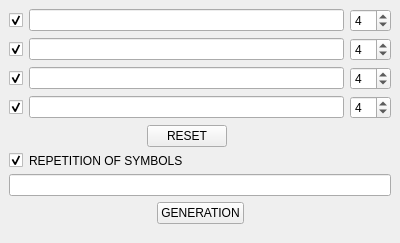
eXGhsRBm/password-generator, file mainwindow.ui: the form before one commit.
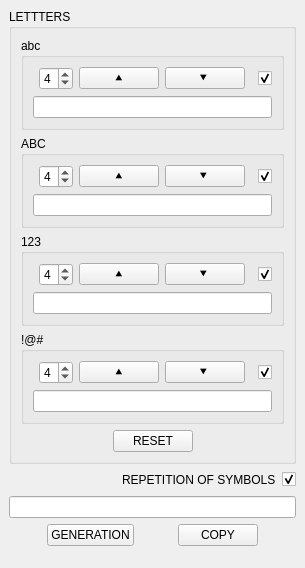
The form after the commit.

Patch:
```diff
--- a/mainwindow.ui
+++ b/mainwindow.ui
@@ -6,25 +6,80 @@
    <rect>
     <x>0</x>
     <y>0</y>
-    <width>400</width>
-    <height>243</height>
+    <width>305</width>
+    <height>568</height>
    </rect>
   </property>
   <property name="windowTitle">
    <string>MainWindow</string>
   </property>
   <widget class="QWidget" name="centralwidget">
+   <layout class="QVBoxLayout" name="verticalLayout_6">
+    <item>
+     <widget class="QGroupBox" name="groupBox_5">
+      <property name="title">
+       <string>LETTTERS</string>
+      </property>
+      <layout class="QVBoxLayout" name="verticalLayout_5">
+       <item>
+        <widget class="QGroupBox" name="groupBox">
+         <property name="title">
+          <string>abc</string>
+         </property>
    <layout class="QVBoxLayout" name="verticalLayout">
     <item>
-     <layout class="QGridLayout" name="gridLayout">
-      <item row="4" column="3">
-       <widget class="QSpinBox" name="spinBox_number_special">
+           <layout class="QHBoxLayout" name="horizontalLayout_3">
+            <item>
+             <spacer name="horizontalSpacer_7">
+              <property name="orientation">
+               <enum>Qt::Horizontal</enum>
+              </property>
+              <property name="sizeHint" stdset="0">
+               <size>
+                <width>40</width>
+                <height>20</height>
+               </size>
+              </property>
+             </spacer>
+            </item>
+            <item>
+             <widget class="QSpinBox" name="spinBox_number_letters_down">
+              <property name="maximum">
+               <number>8</number>
+              </property>
         <property name="value">
          <number>4</number>
         </property>
        </widget>
       </item>
-      <item row="1" column="0">
+            <item>
+             <widget class="QPushButton" name="pushButton_letters_down_increase">
+              <property name="text">
+               <string>⯅</string>
+              </property>
+             </widget>
+            </item>
+            <item>
+             <widget class="QPushButton" name="pushButton_letters_down_decrease">
+              <property name="text">
+               <string>⯆	</string>
+              </property>
+             </widget>
+            </item>
+            <item>
+             <spacer name="horizontalSpacer_4">
+              <property name="orientation">
+               <enum>Qt::Horizontal</enum>
+              </property>
+              <property name="sizeHint" stdset="0">
+               <size>
+                <width>40</width>
+                <height>20</height>
+               </size>
+              </property>
+             </spacer>
+            </item>
+            <item>
        <widget class="QCheckBox" name="checkBox_letters_down">
         <property name="text">
          <string/>
@@ -37,37 +92,228 @@
         </property>
        </widget>
       </item>
-      <item row="3" column="3">
-       <widget class="QSpinBox" name="spinBox_number_digits">
-        <property name="value">
-         <number>4</number>
-        </property>
-       </widget>
-      </item>
-      <item row="1" column="2">
+           </layout>
+          </item>
+          <item>
        <widget class="QLineEdit" name="lineEdit_letters_down"/>
       </item>
-      <item row="3" column="0">
-       <widget class="QCheckBox" name="checkBox_digits">
+         </layout>
+        </widget>
+       </item>
+       <item>
+        <widget class="QGroupBox" name="groupBox_2">
+         <property name="title">
+          <string>ABC</string>
+         </property>
+         <layout class="QVBoxLayout" name="verticalLayout_2">
+          <item>
+           <layout class="QHBoxLayout" name="horizontalLayout_4">
+            <item>
+             <spacer name="horizontalSpacer_8">
+              <property name="orientation">
+               <enum>Qt::Horizontal</enum>
+              </property>
+              <property name="sizeHint" stdset="0">
+               <size>
+                <width>40</width>
+                <height>20</height>
+               </size>
+              </property>
+             </spacer>
+            </item>
+            <item>
+             <widget class="QSpinBox" name="spinBox_number_letters_up">
+              <property name="maximum">
+               <number>8</number>
+              </property>
+              <property name="value">
+               <number>4</number>
+              </property>
+             </widget>
+            </item>
+            <item>
+             <widget class="QPushButton" name="pushButton_letters_up_increase">
+              <property name="text">
+               <string>⯅</string>
+              </property>
+             </widget>
+            </item>
+            <item>
+             <widget class="QPushButton" name="pushButton_letters_up_decrease">
+              <property name="text">
+               <string>⯆	</string>
+              </property>
+             </widget>
+            </item>
+            <item>
+             <spacer name="horizontalSpacer_11">
+              <property name="orientation">
+               <enum>Qt::Horizontal</enum>
+              </property>
+              <property name="sizeHint" stdset="0">
+               <size>
+                <width>40</width>
+                <height>20</height>
+               </size>
+              </property>
+             </spacer>
+            </item>
+            <item>
+             <widget class="QCheckBox" name="checkBox_letters_up">
         <property name="text">
          <string/>
         </property>
         <property name="checked">
          <bool>true</bool>
         </property>
-       </widget>
-      </item>
-      <item row="2" column="2">
+              <property name="tristate">
+               <bool>false</bool>
+              </property>
+             </widget>
+            </item>
+           </layout>
+          </item>
+          <item>
        <widget class="QLineEdit" name="lineEdit_letters_up"/>
       </item>
-      <item row="6" column="2">
-       <widget class="QLabel" name="label">
+         </layout>
+        </widget>
+       </item>
+       <item>
+        <widget class="QGroupBox" name="groupBox_3">
+         <property name="title">
+          <string>123</string>
+         </property>
+         <layout class="QVBoxLayout" name="verticalLayout_3">
+          <item>
+           <layout class="QHBoxLayout" name="horizontalLayout_5">
+            <item>
+             <spacer name="horizontalSpacer_9">
+              <property name="orientation">
+               <enum>Qt::Horizontal</enum>
+              </property>
+              <property name="sizeHint" stdset="0">
+               <size>
+                <width>40</width>
+                <height>20</height>
+               </size>
+              </property>
+             </spacer>
+            </item>
+            <item>
+             <widget class="QSpinBox" name="spinBox_number_digits">
+              <property name="maximum">
+               <number>8</number>
+              </property>
+              <property name="value">
+               <number>4</number>
+              </property>
+             </widget>
+            </item>
+            <item>
+             <widget class="QPushButton" name="pushButton_digits_increase">
         <property name="text">
-         <string>REPETITION OF SYMBOLS</string>
+               <string>⯅</string>
         </property>
        </widget>
       </item>
-      <item row="4" column="0">
+            <item>
+             <widget class="QPushButton" name="pushButton_digits_decrease">
+              <property name="text">
+               <string>⯆	</string>
+              </property>
+             </widget>
+            </item>
+            <item>
+             <spacer name="horizontalSpacer_12">
+              <property name="orientation">
+               <enum>Qt::Horizontal</enum>
+              </property>
+              <property name="sizeHint" stdset="0">
+               <size>
+                <width>40</width>
+                <height>20</height>
+               </size>
+              </property>
+             </spacer>
+            </item>
+            <item>
+             <widget class="QCheckBox" name="checkBox_digits">
+              <property name="text">
+               <string/>
+              </property>
+              <property name="checked">
+               <bool>true</bool>
+              </property>
+             </widget>
+            </item>
+           </layout>
+          </item>
+          <item>
+           <widget class="QLineEdit" name="lineEdit_digits"/>
+          </item>
+         </layout>
+        </widget>
+       </item>
+       <item>
+        <widget class="QGroupBox" name="groupBox_4">
+         <property name="title">
+          <string>!@#</string>
+         </property>
+         <layout class="QVBoxLayout" name="verticalLayout_4">
+          <item>
+           <layout class="QHBoxLayout" name="horizontalLayout_6">
+            <item>
+             <spacer name="horizontalSpacer_10">
+              <property name="orientation">
+               <enum>Qt::Horizontal</enum>
+              </property>
+              <property name="sizeHint" stdset="0">
+               <size>
+                <width>40</width>
+                <height>20</height>
+               </size>
+              </property>
+             </spacer>
+            </item>
+            <item>
+             <widget class="QSpinBox" name="spinBox_number_special">
+              <property name="maximum">
+               <number>8</number>
+              </property>
+              <property name="value">
+               <number>4</number>
+              </property>
+             </widget>
+            </item>
+            <item>
+             <widget class="QPushButton" name="pushButton_special_increase">
+              <property name="text">
+               <string>⯅</string>
+              </property>
+             </widget>
+            </item>
+            <item>
+             <widget class="QPushButton" name="pushButton_special_decrease">
+              <property name="text">
+               <string>⯆	</string>
+              </property>
+             </widget>
+            </item>
+            <item>
+             <spacer name="horizontalSpacer_13">
+              <property name="orientation">
+               <enum>Qt::Horizontal</enum>
+              </property>
+              <property name="sizeHint" stdset="0">
+               <size>
+                <width>40</width>
+                <height>20</height>
+               </size>
+              </property>
+             </spacer>
+            </item>
+            <item>
        <widget class="QCheckBox" name="checkBox_special">
         <property name="text">
          <string/>
@@ -77,56 +323,18 @@
         </property>
        </widget>
       </item>
-      <item row="1" column="3">
-       <widget class="QSpinBox" name="spinBox_number_letters_down">
-        <property name="value">
-         <number>4</number>
-        </property>
-       </widget>
-      </item>
-      <item row="4" column="2">
+           </layout>
+          </item>
+          <item>
        <widget class="QLineEdit" name="lineEdit_special"/>
       </item>
-      <item row="6" column="0">
-       <widget class="QCheckBox" name="checkBox">
-        <property name="text">
-         <string/>
-        </property>
-        <property name="checked">
-         <bool>true</bool>
-        </property>
-        <property name="tristate">
-         <bool>false</bool>
-        </property>
-       </widget>
-      </item>
-      <item row="3" column="2">
-       <widget class="QLineEdit" name="lineEdit_digits"/>
-      </item>
-      <item row="2" column="3">
-       <widget class="QSpinBox" name="spinBox_number_letters_up">
-        <property name="value">
-         <number>4</number>
-        </property>
-       </widget>
-      </item>
-      <item row="2" column="0">
-       <widget class="QCheckBox" name="checkBox_letters_up">
-        <property name="text">
-         <string/>
-        </property>
-        <property name="checked">
-         <bool>true</bool>
-        </property>
-        <property name="tristate">
-         <bool>false</bool>
-        </property>
-       </widget>
-      </item>
-      <item row="5" column="2">
+         </layout>
+        </widget>
+       </item>
+       <item>
        <layout class="QHBoxLayout" name="horizontalLayout">
         <item>
-         <spacer name="horizontalSpacer_3">
+          <spacer name="horizontalSpacer_14">
           <property name="orientation">
            <enum>Qt::Horizontal</enum>
           </property>
@@ -146,7 +354,7 @@
          </widget>
         </item>
         <item>
-         <spacer name="horizontalSpacer_4">
+          <spacer name="horizontalSpacer_3">
           <property name="orientation">
            <enum>Qt::Horizontal</enum>
           </property>
@@ -159,6 +367,44 @@
          </spacer>
         </item>
        </layout>
+       </item>
+      </layout>
+     </widget>
+    </item>
+    <item>
+     <layout class="QHBoxLayout" name="horizontalLayout_8">
+      <item>
+       <spacer name="horizontalSpacer_6">
+        <property name="orientation">
+         <enum>Qt::Horizontal</enum>
+        </property>
+        <property name="sizeHint" stdset="0">
+         <size>
+          <width>40</width>
+          <height>20</height>
+         </size>
+        </property>
+       </spacer>
+      </item>
+      <item>
+       <widget class="QLabel" name="label">
+        <property name="text">
+         <string>REPETITION OF SYMBOLS</string>
+        </property>
+       </widget>
+      </item>
+      <item>
+       <widget class="QCheckBox" name="checkBox">
+        <property name="text">
+         <string/>
+        </property>
+        <property name="checked">
+         <bool>true</bool>
+        </property>
+        <property name="tristate">
+         <bool>false</bool>
+        </property>
+       </widget>
       </item>
      </layout>
     </item>
@@ -200,6 +446,26 @@
         </property>
        </spacer>
       </item>
+      <item>
+       <widget class="QPushButton" name="pushButton_copy">
+        <property name="text">
+         <string>COPY</string>
+        </property>
+       </widget>
+      </item>
+      <item>
+       <spacer name="horizontalSpacer_5">
+        <property name="orientation">
+         <enum>Qt::Horizontal</enum>
+        </property>
+        <property name="sizeHint" stdset="0">
+         <size>
+          <width>40</width>
+          <height>20</height>
+         </size>
+        </property>
+       </spacer>
+      </item>
      </layout>
     </item>
     <item>
@@ -210,7 +476,7 @@
       <property name="sizeHint" stdset="0">
        <size>
         <width>20</width>
-        <height>40</height>
+        <height>2</height>
        </size>
       </property>
      </spacer>
```
Lines whose indentation alone changed are shown as unchanged.
